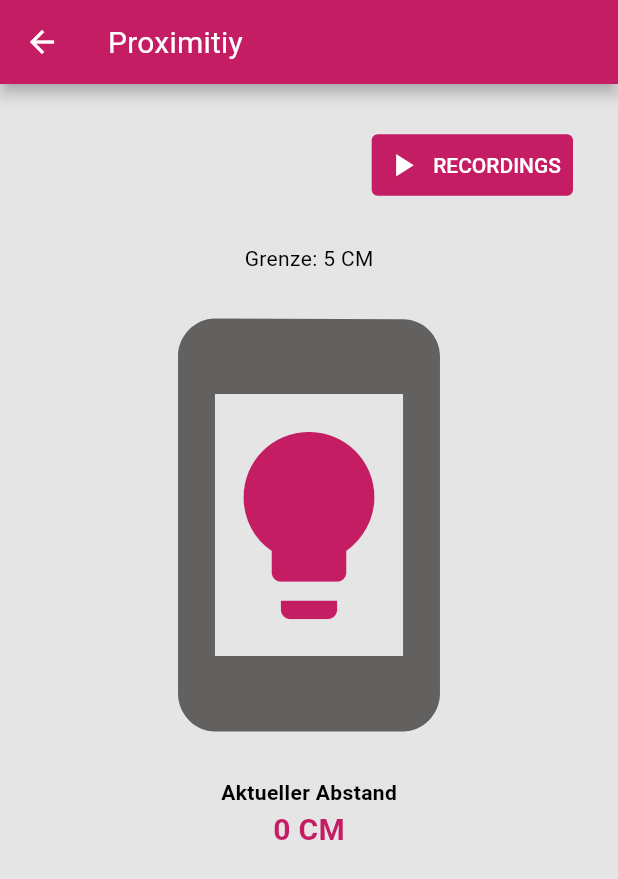
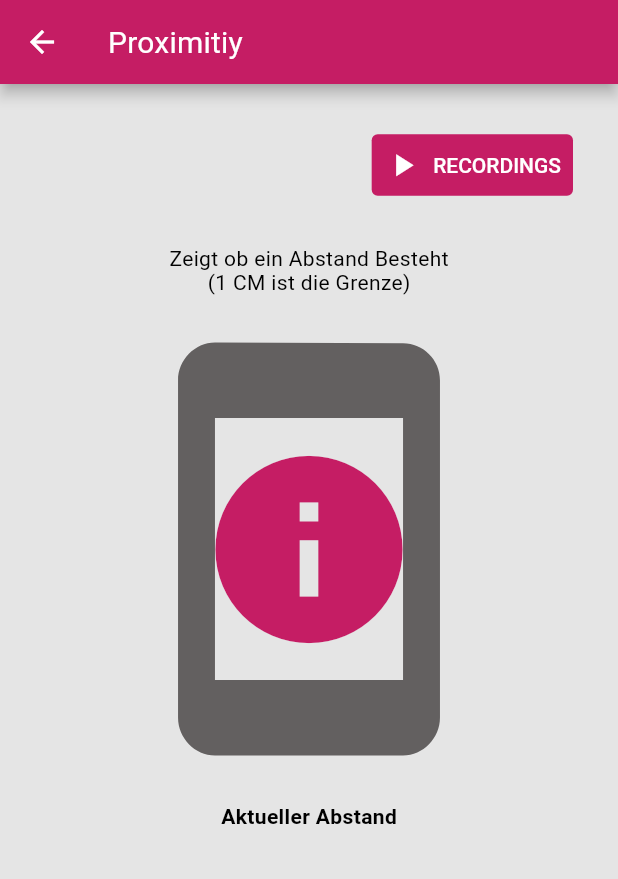
Before and after one commit to hraschan/flutter_sensor_libary_app, a Flutter app: the screen it shows after launch, after a tap on "PROXIMITY", on a phone screen of 412 x 824 dp. Shown: the top 879 px of the screen. Run offline on Flutter 3.47's test engine with Material 2 defaults, Android fonts, the phone set to English and light mode, and no system bars; our stand-ins replace flutter_map, latlong2, weather_icons; missing offline and left inert: sensor_library.

Commit message:
Added Proximity with libryry data

```diff
--- a/lib/main.dart
+++ b/lib/main.dart
@@ -24,7 +24,7 @@ class MyApp extends StatelessWidget {
   Widget build(BuildContext context) {
     return MaterialApp(
       title: 'Flutter Demo',
-      debugShowCheckedModeBanner: true,
+      debugShowCheckedModeBanner: false,
       home: const MyHomePage(title: 'SENSOR LIBRARY DEMO APP'),
       theme: MyTheme.lightTheme,
     );
@@ -104,10 +104,10 @@ class _MyHomePageState extends State<MyHomePage> {
                       title: 'Weather',
                       route: WeatherRoute(),
                       iconData: Icons.cloud),
-                  OverviewButtonWidget(
+                  /*OverviewButtonWidget(
                       title: 'Ball in the Bowl',
                       route: BallInTheBowlRoute(),
-                      iconData: Icons.sports_volleyball)
+                      iconData: Icons.sports_volleyball)*/
                 ],
               ),
             ])));
--- a/lib/routes/proximitiy_route.dart
+++ b/lib/routes/proximitiy_route.dart
@@ -2,15 +2,51 @@ import 'package:flutter/material.dart';
 import 'package:sensor_libary_test_app/routes/proximity_recording_route.dart';
 import 'package:sensor_libary_test_app/themes/custom_colors.dart';
 import 'package:sensor_libary_test_app/widgets/record_button_widget.dart';
+import 'package:sensor_library/models/raw_sensors/proximity.dart';
 
-class ProximitiyRoute extends StatelessWidget {
+class ProximitiyRoute extends StatefulWidget {
   const ProximitiyRoute({Key? key}) : super(key: key);
 
   @override
+  _ProximitiyRouteState createState() => _ProximitiyRouteState();
+}
+
+class _ProximitiyRouteState extends State<ProximitiyRoute> {
+  var currentDistance = "";
+  var limit = 5;
+  var currentIcon = Icons.info;
+
+  late Proximity prox;
+
+  @override
+  void initState() {
+    super.initState();
+
+    prox = Proximity(inMillis: 500);
+    prox.getRawWithoutTimelimit().listen((event) {
+      var distance = "...";
+      var icon = Icons.lightbulb_outlined;
+
+      if (event == 0) {
+        distance = "Größer als 1 CM";
+        icon = Icons.lightbulb;
+      }
+      if (event == 1) {
+        distance = "Weniger als 1 CM";
+        icon = Icons.lightbulb_outlined;
+      }
+
+      if (mounted) {
+        setState(() {
+          currentDistance = distance;
+          currentIcon = icon;
+        });
+      }
+    });
+  }
+
+  @override
   Widget build(BuildContext context) {
-    var currentDistance = 0;
-    var limit = 5;
-
     return Scaffold(
       appBar: AppBar(
         title: const Text('Proximitiy'),
@@ -23,10 +59,11 @@ class ProximitiyRoute extends StatelessWidget {
             Column(
               children: [
                 const SizedBox(height: 25),
-                Text("Grenze: $limit CM"),
+                const Text("Zeigt ob ein Abstand Besteht"),
+                const Text("(1 CM ist die Grenze)"),
                 const SizedBox(height: 20),
-                Stack(children: const [
-                  Positioned(
+                Stack(children: [
+                  const Positioned(
                       child: Icon(Icons.smartphone,
                           size: 300, color: SecondaryColor)),
                   Positioned(
@@ -34,8 +71,7 @@ class ProximitiyRoute extends StatelessWidget {
                       left: 1,
                       top: 1,
                       bottom: 1,
-                      child: Icon(Icons.lightbulb,
-                          size: 150, color: PrimaryColor)),
+                      child: Icon(currentIcon, size: 150, color: PrimaryColor)),
                 ]),
                 const SizedBox(height: 20),
                 const Text(
@@ -44,7 +80,7 @@ class ProximitiyRoute extends StatelessWidget {
                 ),
                 const SizedBox(height: 5),
                 Text(
-                  "$currentDistance CM",
+                  currentDistance,
                   style: const TextStyle(
                       fontWeight: FontWeight.bold,
                       color: PrimaryColor,
```
Also changed, not shown: pubspec.lock.
